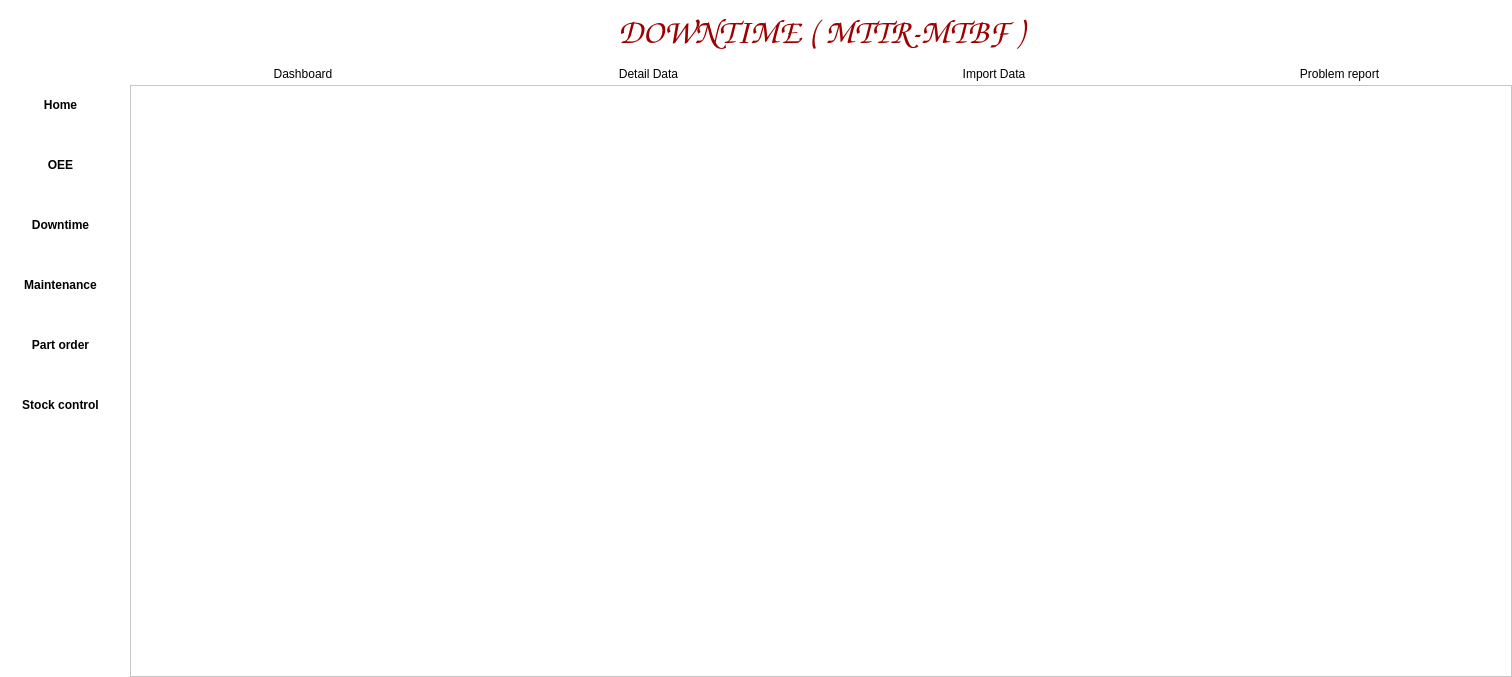
Above: UI/UI_file/MainWindown.ui from PMS202/CMMSApp before the change. Below: the same form after it.
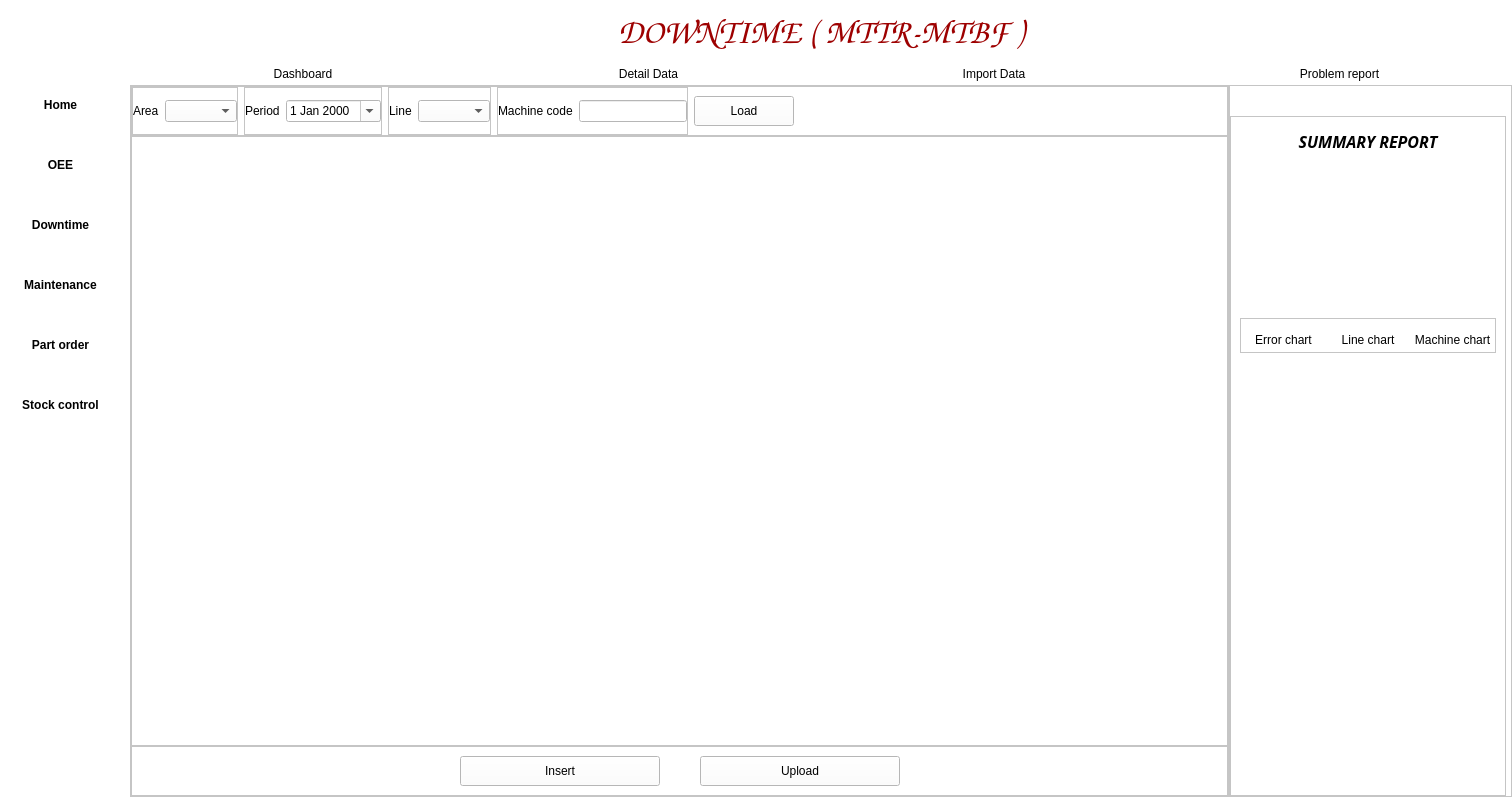
That is the form after the change. The open tabs and pages were chosen to show the change. Icons and pictures are not drawn.

Diff of the .ui file:
```diff
--- a/UI/UI_file/MainWindown.ui
+++ b/UI/UI_file/MainWindown.ui
@@ -10,7 +10,7 @@
     <x>0</x>
     <y>0</y>
     <width>1512</width>
-    <height>677</height>
+    <height>797</height>
    </rect>
   </property>
   <property name="minimumSize">
@@ -2033,7 +2033,7 @@
               </layout>
              </widget>
              <widget class="QWidget" name="DT_detail_data_page">
-              <layout class="QVBoxLayout" name="verticalLayout_55">
+              <layout class="QHBoxLayout" name="horizontalLayout_94">
                <property name="spacing">
                 <number>0</number>
                </property>
@@ -2057,6 +2057,541 @@
                  <property name="frameShadow">
                   <enum>QFrame::Raised</enum>
                  </property>
+                 <layout class="QVBoxLayout" name="verticalLayout_56">
+                  <property name="spacing">
+                   <number>0</number>
+                  </property>
+                  <property name="leftMargin">
+                   <number>0</number>
+                  </property>
+                  <property name="topMargin">
+                   <number>0</number>
+                  </property>
+                  <property name="rightMargin">
+                   <number>0</number>
+                  </property>
+                  <property name="bottomMargin">
+                   <number>0</number>
+                  </property>
+                  <item>
+                   <widget class="QFrame" name="frame_110">
+                    <property name="minimumSize">
+                     <size>
+                      <width>0</width>
+                      <height>50</height>
+                     </size>
+                    </property>
+                    <property name="frameShape">
+                     <enum>QFrame::StyledPanel</enum>
+                    </property>
+                    <property name="frameShadow">
+                     <enum>QFrame::Raised</enum>
+                    </property>
+                    <layout class="QHBoxLayout" name="horizontalLayout_88">
+                     <property name="leftMargin">
+                      <number>0</number>
+                     </property>
+                     <property name="topMargin">
+                      <number>0</number>
+                     </property>
+                     <property name="rightMargin">
+                      <number>0</number>
+                     </property>
+                     <property name="bottomMargin">
+                      <number>0</number>
+                     </property>
+                     <item>
+                      <widget class="QFrame" name="frame_116">
+                       <property name="frameShape">
+                        <enum>QFrame::StyledPanel</enum>
+                       </property>
+                       <property name="frameShadow">
+                        <enum>QFrame::Raised</enum>
+                       </property>
+                       <layout class="QHBoxLayout" name="horizontalLayout_89">
+                        <property name="leftMargin">
+                         <number>0</number>
+                        </property>
+                        <property name="topMargin">
+                         <number>0</number>
+                        </property>
+                        <property name="rightMargin">
+                         <number>0</number>
+                        </property>
+                        <property name="bottomMargin">
+                         <number>0</number>
+                        </property>
+                        <item>
+                         <widget class="QLabel" name="label_73">
+                          <property name="text">
+                           <string>Area</string>
+                          </property>
+                         </widget>
+                        </item>
+                        <item>
+                         <widget class="QComboBox" name="DT_DD_area_cbb"/>
+                        </item>
+                       </layout>
+                      </widget>
+                     </item>
+                     <item>
+                      <widget class="QFrame" name="frame_117">
+                       <property name="frameShape">
+                        <enum>QFrame::StyledPanel</enum>
+                       </property>
+                       <property name="frameShadow">
+                        <enum>QFrame::Raised</enum>
+                       </property>
+                       <layout class="QHBoxLayout" name="horizontalLayout_90">
+                        <property name="leftMargin">
+                         <number>0</number>
+                        </property>
+                        <property name="topMargin">
+                         <number>0</number>
+                        </property>
+                        <property name="rightMargin">
+                         <number>0</number>
+                        </property>
+                        <property name="bottomMargin">
+                         <number>0</number>
+                        </property>
+                        <item>
+                         <widget class="QLabel" name="label_74">
+                          <property name="text">
+                           <string>Period</string>
+                          </property>
+                         </widget>
+                        </item>
+                        <item>
+                         <widget class="QDateEdit" name="DT_DD_date_edit">
+                          <property name="calendarPopup">
+                           <bool>true</bool>
+                          </property>
+                         </widget>
+                        </item>
+                       </layout>
+                      </widget>
+                     </item>
+                     <item>
+                      <widget class="QFrame" name="frame_118">
+                       <property name="frameShape">
+                        <enum>QFrame::StyledPanel</enum>
+                       </property>
+                       <property name="frameShadow">
+                        <enum>QFrame::Raised</enum>
+                       </property>
+                       <layout class="QHBoxLayout" name="horizontalLayout_91">
+                        <property name="leftMargin">
+                         <number>0</number>
+                        </property>
+                        <property name="topMargin">
+                         <number>0</number>
+                        </property>
+                        <property name="rightMargin">
+                         <number>0</number>
+                        </property>
+                        <property name="bottomMargin">
+                         <number>0</number>
+                        </property>
+                        <item>
+                         <widget class="QLabel" name="label_75">
+                          <property name="text">
+                           <string>Line</string>
+                          </property>
+                         </widget>
+                        </item>
+                        <item>
+                         <widget class="QComboBox" name="DT_DD_line_cbb"/>
+                        </item>
+                       </layout>
+                      </widget>
+                     </item>
+                     <item>
+                      <widget class="QFrame" name="frame_119">
+                       <property name="frameShape">
+                        <enum>QFrame::StyledPanel</enum>
+                       </property>
+                       <property name="frameShadow">
+                        <enum>QFrame::Raised</enum>
+                       </property>
+                       <layout class="QHBoxLayout" name="horizontalLayout_92">
+                        <property name="leftMargin">
+                         <number>0</number>
+                        </property>
+                        <property name="topMargin">
+                         <number>0</number>
+                        </property>
+                        <property name="rightMargin">
+                         <number>0</number>
+                        </property>
+                        <property name="bottomMargin">
+                         <number>0</number>
+                        </property>
+                        <item>
+                         <widget class="QLabel" name="label_76">
+                          <property name="text">
+                           <string>Machine code</string>
+                          </property>
+                         </widget>
+                        </item>
+                        <item>
+                         <widget class="QLineEdit" name="DT_DD_machine_code_lnedit">
+                          <property name="sizePolicy">
+                           <sizepolicy hsizetype="Minimum" vsizetype="Fixed">
+                            <horstretch>0</horstretch>
+                            <verstretch>0</verstretch>
+                           </sizepolicy>
+                          </property>
+                         </widget>
+                        </item>
+                       </layout>
+                      </widget>
+                     </item>
+                     <item>
+                      <widget class="QPushButton" name="DT_DD_load_btn">
+                       <property name="minimumSize">
+                        <size>
+                         <width>100</width>
+                         <height>30</height>
+                        </size>
+                       </property>
+                       <property name="text">
+                        <string>Load</string>
+                       </property>
+                      </widget>
+                     </item>
+                     <item>
+                      <spacer name="horizontalSpacer_8">
+                       <property name="orientation">
+                        <enum>Qt::Horizontal</enum>
+                       </property>
+                       <property name="sizeHint" stdset="0">
+                        <size>
+                         <width>40</width>
+                         <height>20</height>
+                        </size>
+                       </property>
+                      </spacer>
+                     </item>
+                    </layout>
+                   </widget>
+                  </item>
+                  <item>
+                   <widget class="QTableView" name="DT_DD_record_table">
+                    <property name="sizePolicy">
+                     <sizepolicy hsizetype="MinimumExpanding" vsizetype="MinimumExpanding">
+                      <horstretch>0</horstretch>
+                      <verstretch>0</verstretch>
+                     </sizepolicy>
+                    </property>
+                   </widget>
+                  </item>
+                  <item>
+                   <widget class="QFrame" name="frame_111">
+                    <property name="minimumSize">
+                     <size>
+                      <width>200</width>
+                      <height>50</height>
+                     </size>
+                    </property>
+                    <property name="frameShape">
+                     <enum>QFrame::StyledPanel</enum>
+                    </property>
+                    <property name="frameShadow">
+                     <enum>QFrame::Raised</enum>
+                    </property>
+                    <layout class="QHBoxLayout" name="horizontalLayout_87">
+                     <property name="spacing">
+                      <number>0</number>
+                     </property>
+                     <property name="leftMargin">
+                      <number>0</number>
+                     </property>
+                     <property name="topMargin">
+                      <number>0</number>
+                     </property>
+                     <property name="rightMargin">
+                      <number>0</number>
+                     </property>
+                     <property name="bottomMargin">
+                      <number>0</number>
+                     </property>
+                     <item>
+                      <spacer name="horizontalSpacer_9">
+                       <property name="orientation">
+                        <enum>Qt::Horizontal</enum>
+                       </property>
+                       <property name="sizeType">
+                        <enum>QSizePolicy::MinimumExpanding</enum>
+                       </property>
+                       <property name="sizeHint" stdset="0">
+                        <size>
+                         <width>40</width>
+                         <height>20</height>
+                        </size>
+                       </property>
+                      </spacer>
+                     </item>
+                     <item>
+                      <widget class="QPushButton" name="DT_DD_insert_btn">
+                       <property name="minimumSize">
+                        <size>
+                         <width>200</width>
+                         <height>30</height>
+                        </size>
+                       </property>
+                       <property name="text">
+                        <string>Insert</string>
+                       </property>
+                      </widget>
+                     </item>
+                     <item>
+                      <spacer name="horizontalSpacer_6">
+                       <property name="orientation">
+                        <enum>Qt::Horizontal</enum>
+                       </property>
+                       <property name="sizeType">
+                        <enum>QSizePolicy::Minimum</enum>
+                       </property>
+                       <property name="sizeHint" stdset="0">
+                        <size>
+                         <width>40</width>
+                         <height>20</height>
+                        </size>
+                       </property>
+                      </spacer>
+                     </item>
+                     <item>
+                      <widget class="QPushButton" name="DT_DD_upload_btn">
+                       <property name="minimumSize">
+                        <size>
+                         <width>200</width>
+                         <height>30</height>
+                        </size>
+                       </property>
+                       <property name="text">
+                        <string>Upload</string>
+                       </property>
+                      </widget>
+                     </item>
+                     <item>
+                      <spacer name="horizontalSpacer_10">
+                       <property name="orientation">
+                        <enum>Qt::Horizontal</enum>
+                       </property>
+                       <property name="sizeType">
+                        <enum>QSizePolicy::MinimumExpanding</enum>
+                       </property>
+                       <property name="sizeHint" stdset="0">
+                        <size>
+                         <width>40</width>
+                         <height>20</height>
+                        </size>
+                       </property>
+                      </spacer>
+                     </item>
+                    </layout>
+                   </widget>
+                  </item>
+                 </layout>
+                </widget>
+               </item>
+               <item>
+                <widget class="QFrame" name="frame_122">
+                 <property name="frameShape">
+                  <enum>QFrame::StyledPanel</enum>
+                 </property>
+                 <property name="frameShadow">
+                  <enum>QFrame::Raised</enum>
+                 </property>
+                 <layout class="QVBoxLayout" name="verticalLayout_57">
+                  <property name="leftMargin">
+                   <number>0</number>
+                  </property>
+                  <property name="topMargin">
+                   <number>10</number>
+                  </property>
+                  <property name="rightMargin">
+                   <number>5</number>
+                  </property>
+                  <property name="bottomMargin">
+                   <number>0</number>
+                  </property>
+                  <item>
+                   <spacer name="verticalSpacer_2">
+                    <property name="orientation">
+                     <enum>Qt::Vertical</enum>
+                    </property>
+                    <property name="sizeType">
+                     <enum>QSizePolicy::Minimum</enum>
+                    </property>
+                    <property name="sizeHint" stdset="0">
+                     <size>
+                      <width>20</width>
+                      <height>20</height>
+                     </size>
+                    </property>
+                   </spacer>
+                  </item>
+                  <item>
+                   <widget class="QFrame" name="frame_120">
+                    <property name="sizePolicy">
+                     <sizepolicy hsizetype="Preferred" vsizetype="Expanding">
+                      <horstretch>0</horstretch>
+                      <verstretch>0</verstretch>
+                     </sizepolicy>
+                    </property>
+                    <property name="frameShape">
+                     <enum>QFrame::StyledPanel</enum>
+                    </property>
+                    <property name="frameShadow">
+                     <enum>QFrame::Raised</enum>
+                    </property>
+                    <layout class="QVBoxLayout" name="verticalLayout_55">
+                     <item>
+                      <widget class="QLabel" name="label_77">
+                       <property name="sizePolicy">
+                        <sizepolicy hsizetype="Preferred" vsizetype="Preferred">
+                         <horstretch>0</horstretch>
+                         <verstretch>0</verstretch>
+                        </sizepolicy>
+                       </property>
+                       <property name="maximumSize">
+                        <size>
+                         <width>16777215</width>
+                         <height>30</height>
+                        </size>
+                       </property>
+                       <property name="font">
+                        <font>
+                         <family>Rockwell</family>
+                         <pointsize>12</pointsize>
+                         <weight>75</weight>
+                         <italic>true</italic>
+                         <bold>true</bold>
+                        </font>
+                       </property>
+                       <property name="text">
+                        <string>SUMMARY REPORT</string>
+                       </property>
+                       <property name="alignment">
+                        <set>Qt::AlignCenter</set>
+                       </property>
+                      </widget>
+                     </item>
+                     <item>
+                      <widget class="QTableView" name="DT_DD_summary_table">
+                       <property name="sizePolicy">
+                        <sizepolicy hsizetype="Minimum" vsizetype="Minimum">
+                         <horstretch>0</horstretch>
+                         <verstretch>0</verstretch>
+                        </sizepolicy>
+                       </property>
+                       <property name="minimumSize">
+                        <size>
+                         <width>0</width>
+                         <height>0</height>
+                        </size>
+                       </property>
+                       <property name="maximumSize">
+                        <size>
+                         <width>16777215</width>
+                         <height>150</height>
+                        </size>
+                       </property>
+                       <property name="frameShape">
+                        <enum>QFrame::NoFrame</enum>
+                       </property>
+                       <property name="showGrid">
+                        <bool>true</bool>
+                       </property>
+                       <property name="wordWrap">
+                        <bool>true</bool>
+                       </property>
+                       <attribute name="horizontalHeaderVisible">
+                        <bool>false</bool>
+                       </attribute>
+                       <attribute name="horizontalHeaderHighlightSections">
+                        <bool>false</bool>
+                       </attribute>
+                       <attribute name="verticalHeaderVisible">
+                        <bool>false</bool>
+                       </attribute>
+                       <attribute name="verticalHeaderHighlightSections">
+                        <bool>false</bool>
+                       </attribute>
+                      </widget>
+                     </item>
+                     <item>
+                      <widget class="QFrame" name="frame_121">
+                       <property name="maximumSize">
+                        <size>
+                         <width>16777215</width>
+                         <height>35</height>
+                        </size>
+                       </property>
+                       <property name="frameShape">
+                        <enum>QFrame::StyledPanel</enum>
+                       </property>
+                       <property name="frameShadow">
+                        <enum>QFrame::Raised</enum>
+                       </property>
+                       <layout class="QHBoxLayout" name="horizontalLayout_93">
+                        <property name="spacing">
+                         <number>0</number>
+                        </property>
+                        <property name="leftMargin">
+                         <number>0</number>
+                        </property>
+                        <property name="topMargin">
+                         <number>10</number>
+                        </property>
+                        <property name="rightMargin">
+                         <number>0</number>
+                        </property>
+                        <property name="bottomMargin">
+                         <number>0</number>
+                        </property>
+                        <item>
+                         <widget class="QPushButton" name="DT_DD_error_chart_btn">
+                          <property name="text">
+                           <string>Error chart</string>
+                          </property>
+                          <property name="flat">
+                           <bool>true</bool>
+                          </property>
+                         </widget>
+                        </item>
+                        <item>
+                         <widget class="QPushButton" name="DT_DD_line_chart_btn">
+                          <property name="text">
+                           <string>Line chart</string>
+                          </property>
+                          <property name="flat">
+                           <bool>true</bool>
+                          </property>
+                         </widget>
+                        </item>
+                        <item>
+                         <widget class="QPushButton" name="DT_DD_machine_chart_btn">
+                          <property name="text">
+                           <string>Machine chart</string>
+                          </property>
+                          <property name="flat">
+                           <bool>true</bool>
+                          </property>
+                         </widget>
+                        </item>
+                       </layout>
+                      </widget>
+                     </item>
+                     <item>
+                      <widget class="QWidget" name="DT_DD_summary_chart_widget" native="true"/>
+                     </item>
+                    </layout>
+                   </widget>
+                  </item>
+                 </layout>
                 </widget>
                </item>
               </layout>
```
Left out of the diff: 8 changed lines with no effect on the pictures.
